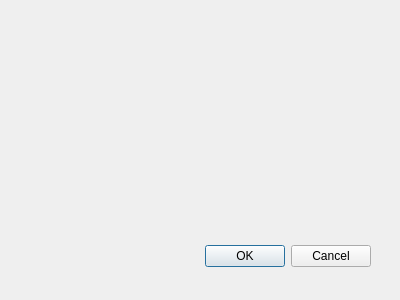
First picture: the form in ui/settings.ui, repository Llerr/FontCreator, before the edit.
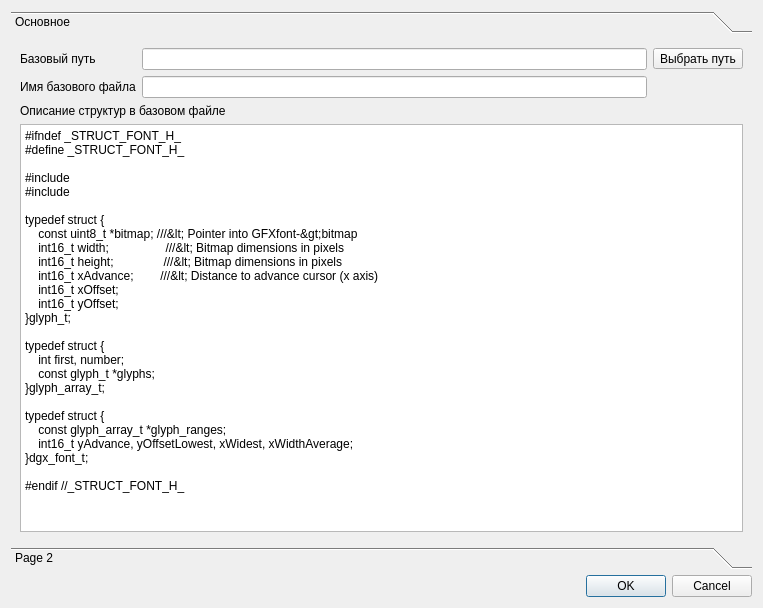
Second picture: the form after the edit. Icons and pictures are not drawn.

The edit to the form file:
```diff
--- a/ui/settings.ui
+++ b/ui/settings.ui
@@ -8,29 +8,129 @@
    <rect>
     <x>0</x>
     <y>0</y>
-    <width>400</width>
-    <height>300</height>
+    <width>763</width>
+    <height>608</height>
    </rect>
   </property>
   <property name="windowTitle">
    <string>Dialog</string>
   </property>
-  <widget class="QDialogButtonBox" name="buttonBox">
-   <property name="geometry">
-    <rect>
-     <x>30</x>
-     <y>240</y>
-     <width>341</width>
-     <height>32</height>
-    </rect>
-   </property>
-   <property name="orientation">
-    <enum>Qt::Horizontal</enum>
-   </property>
-   <property name="standardButtons">
-    <set>QDialogButtonBox::Cancel|QDialogButtonBox::Ok</set>
-   </property>
-  </widget>
+  <layout class="QGridLayout" name="gridLayout">
+   <item row="1" column="0">
+    <widget class="QDialogButtonBox" name="buttonBox">
+     <property name="orientation">
+      <enum>Qt::Horizontal</enum>
+     </property>
+     <property name="standardButtons">
+      <set>QDialogButtonBox::Cancel|QDialogButtonBox::Ok</set>
+     </property>
+    </widget>
+   </item>
+   <item row="0" column="0">
+    <widget class="QToolBox" name="toolBox">
+     <property name="currentIndex">
+      <number>0</number>
+     </property>
+     <widget class="QWidget" name="page">
+      <property name="geometry">
+       <rect>
+        <x>0</x>
+        <y>0</y>
+        <width>745</width>
+        <height>497</height>
+       </rect>
+      </property>
+      <attribute name="label">
+       <string>Основное</string>
+      </attribute>
+      <layout class="QGridLayout" name="gridLayout_2">
+       <item row="0" column="1">
+        <widget class="QLineEdit" name="edtPath"/>
+       </item>
+       <item row="1" column="1">
+        <widget class="QLineEdit" name="edtFileName"/>
+       </item>
+       <item row="3" column="0" colspan="3">
+        <widget class="QPlainTextEdit" name="edtFileBody">
+         <property name="plainText">
+          <string>#ifndef _STRUCT_FONT_H_
+#define _STRUCT_FONT_H_
+
+#include &lt;stdint.h&gt;
+#include &lt;stddef.h&gt;
+
+typedef struct {
+    const uint8_t *bitmap; ///&lt; Pointer into GFXfont-&gt;bitmap
+    int16_t width;                 ///&lt; Bitmap dimensions in pixels
+    int16_t height;               ///&lt; Bitmap dimensions in pixels
+    int16_t xAdvance;        ///&lt; Distance to advance cursor (x axis)
+    int16_t xOffset;
+    int16_t yOffset;
+}glyph_t;
+
+typedef struct {
+    int first, number;
+    const glyph_t *glyphs;
+}glyph_array_t;
+
+typedef struct {
+    const glyph_array_t *glyph_ranges;
+    int16_t yAdvance, yOffsetLowest, xWidest, xWidthAverage;
+}dgx_font_t;
+
+#endif //_STRUCT_FONT_H_</string>
+         </property>
+        </widget>
+       </item>
+       <item row="1" column="0">
+        <widget class="QLabel" name="label_2">
+         <property name="text">
+          <string>Имя базового файла</string>
+         </property>
+        </widget>
+       </item>
+       <item row="0" column="0">
+        <widget class="QLabel" name="label">
+         <property name="text">
+          <string>Базовый путь</string>
+         </property>
+        </widget>
+       </item>
+       <item row="0" column="2">
+        <widget class="QToolButton" name="btnSelectPath">
+         <property name="text">
+          <string>Выбрать путь</string>
+         </property>
+         <property name="icon">
+          <iconset theme="fileopen"/>
+         </property>
+        </widget>
+       </item>
+       <item row="2" column="0" colspan="2">
+        <widget class="QLabel" name="label_3">
+         <property name="text">
+          <string>Описание структур в базовом файле</string>
+         </property>
+        </widget>
+       </item>
+      </layout>
+     </widget>
+     <widget class="QWidget" name="page_2">
+      <property name="geometry">
+       <rect>
+        <x>0</x>
+        <y>0</y>
+        <width>745</width>
+        <height>497</height>
+       </rect>
+      </property>
+      <attribute name="label">
+       <string>Page 2</string>
+      </attribute>
+     </widget>
+    </widget>
+   </item>
+  </layout>
  </widget>
  <pixmapfunction/>
  <resources/>
```
Left out of the diff: 5 changed lines with no effect on the pictures.
